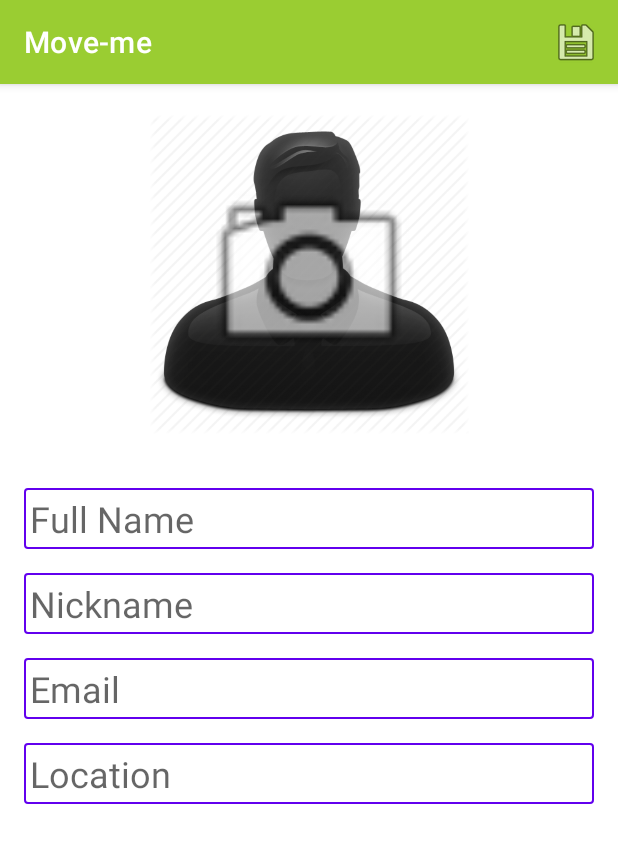
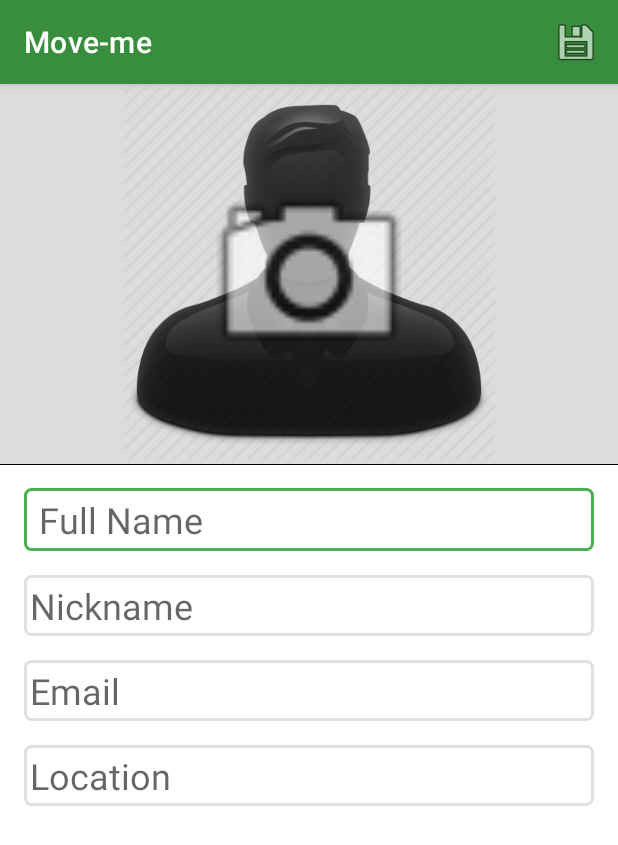
Before and after one commit to N-O-E-D/CarPooling, an Android app: the EditProfileActivity screen opened directly, with no data from a screen before it, on a phone screen of 412 x 824 dp. Shown: the top 845 px of the screen. Run offline under Robolectric (Android 15) with nearby library versions, the phone set to English and light mode, and no system bars.

Commit message:
updated graphical design

```diff
--- a/Lab/Lab1/app/src/main/java/it/polito/mad/group08/carpooling/EditProfileActivity.kt
+++ b/Lab/Lab1/app/src/main/java/it/polito/mad/group08/carpooling/EditProfileActivity.kt
@@ -69,6 +69,20 @@ class EditProfileActivity : AppCompatActivity() {
         retrieveUserImage()
     }
 
+    override fun onResume() {
+        super.onResume()
+        listOf(fullNameET, nicknameET, emailET, locationET).map{
+            it.setOnFocusChangeListener { v , hasFocus ->
+                if(hasFocus){
+                    v.setBackgroundResource(R.drawable.focus_border_style)
+                }
+                else{
+                    v.setBackgroundResource(R.drawable.lost_focus_style)
+                }
+            }
+        }
+
+    }
     // Creates a temp file in which will be stored a new picture
     @Throws(IOException::class)
     private fun createImageFile(): File {
--- a/Lab/Lab1/app/src/main/res/drawable/edit_text_style.xml
+++ /dev/null
@@ -1,13 +0,0 @@
-<?xml version="1.0" encoding="utf-8"?>
-<shape xmlns:android="http://schemas.android.com/apk/res/android" >
-
-    <!-- Background Color -->
-    <solid android:color="#ffffff" />
-
-    <!-- Border Color -->
-    <stroke android:width="1dp" android:color="@color/purple_500" />
-
-    <!-- Round Corners -->
-    <corners android:radius="2dp" />
-
-</shape>
--- /dev/null
+++ b/Lab/Lab1/app/src/main/res/drawable/focus_border_style.xml
@@ -0,0 +1,17 @@
+<?xml version="1.0" encoding="utf-8"?>
+<shape xmlns:android="http://schemas.android.com/apk/res/android" android:thickness="0dp" android:shape="rectangle">
+
+    <solid android:color="#ffffff" />
+
+    <stroke android:width="2dp"
+        android:color="#4CAF50"/>
+
+    <corners android:radius="4dp"
+        />
+
+    <padding android:left="10dp"
+        android:top="5dp"
+        android:right="10dp"
+        android:bottom="5dp"/>
+
+</shape>
--- /dev/null
+++ b/Lab/Lab1/app/src/main/res/drawable/lost_focus_style.xml
@@ -0,0 +1,18 @@
+<?xml version="1.0" encoding="utf-8"?>
+
+<shape xmlns:android="http://schemas.android.com/apk/res/android" android:thickness="0dp" android:shape="rectangle">
+
+<solid android:color="#ffffff" />
+
+<stroke android:width="2dp"
+    android:color="#E0E0E0"/>
+
+<corners android:radius="4dp"
+    />
+
+<padding android:left="10dp"
+    android:top="5dp"
+    android:right="10dp"
+    android:bottom="5dp"/>
+
+</shape>
--- a/Lab/Lab1/app/src/main/res/layout-land/activity_edit_profile.xml
+++ b/Lab/Lab1/app/src/main/res/layout-land/activity_edit_profile.xml
@@ -6,22 +6,26 @@
     android:layout_height="match_parent"
     tools:context=".ShowProfileActivity">
 
+    <View
+        android:layout_width="1dp"
+        android:layout_height="wrap_content"
+        android:background="#000000"
+        app:layout_constraintBottom_toBottomOf="parent"
+        app:layout_constraintEnd_toStartOf="@+id/verticalGuideline"
+        app:layout_constraintStart_toStartOf="@+id/verticalGuideline"
+        app:layout_constraintTop_toTopOf="parent" />
 
     <ImageView
         android:id="@+id/photoImage"
         android:layout_width="0dp"
         android:layout_height="0dp"
-        android:layout_marginStart="16dp"
-        android:layout_marginLeft="16dp"
-        android:layout_marginTop="16dp"
-        android:layout_marginEnd="8dp"
-        android:layout_marginRight="8dp"
-        android:layout_marginBottom="16dp"
+        android:background="#DCDCDC"
+        android:paddingLeft="16dp"
+        android:paddingRight="16dp"
         android:autofillHints=""
         android:contentDescription="@string/photo"
         app:layout_constraintBottom_toBottomOf="parent"
-        app:layout_constraintDimensionRatio="1:1"
-        app:layout_constraintEnd_toStartOf="@+id/guideline3"
+        app:layout_constraintEnd_toStartOf="@+id/verticalGuideline"
         app:layout_constraintStart_toStartOf="parent"
         app:layout_constraintTop_toTopOf="parent"
         app:srcCompat="@drawable/photo_default"
@@ -31,8 +35,8 @@
         android:id="@+id/fullNameET"
         android:layout_width="0dp"
         android:layout_height="wrap_content"
-        android:layout_marginStart="8dp"
-        android:layout_marginLeft="8dp"
+        android:layout_marginStart="16dp"
+        android:layout_marginLeft="16dp"
         android:layout_marginTop="16dp"
         android:layout_marginEnd="16dp"
         android:layout_marginRight="16dp"
@@ -40,9 +44,10 @@
         android:inputType="textAutoCorrect|textPersonName|textCapWords"
         android:autofillHints=""
         android:hint="@string/fullName"
+        android:background="@drawable/lost_focus_style"
         app:layout_constraintBottom_toTopOf="@+id/nicknameET"
         app:layout_constraintEnd_toEndOf="parent"
-        app:layout_constraintStart_toStartOf="@+id/guideline3"
+        app:layout_constraintStart_toStartOf="@+id/verticalGuideline"
         app:layout_constraintTop_toTopOf="parent"
         app:layout_constraintVertical_chainStyle="packed" />
 
@@ -55,6 +60,7 @@
         android:inputType="text"
         android:autofillHints=""
         android:hint="@string/nickname"
+        android:background="@drawable/lost_focus_style"
         app:layout_constraintBottom_toTopOf="@+id/emailET"
         app:layout_constraintEnd_toEndOf="@+id/fullNameET"
         app:layout_constraintStart_toStartOf="@+id/fullNameET"
@@ -70,6 +76,7 @@
         android:inputType="textEmailAddress"
         android:autofillHints=""
         android:hint="@string/email"
+        android:background="@drawable/lost_focus_style"
         app:layout_constraintBottom_toTopOf="@+id/locationET"
         app:layout_constraintEnd_toEndOf="@+id/nicknameET"
         app:layout_constraintStart_toStartOf="@+id/nicknameET"
@@ -84,6 +91,7 @@
         android:inputType="text|textPostalAddress"
         android:autofillHints=""
         android:hint="@string/location"
+        android:background="@drawable/lost_focus_style"
         app:layout_constraintBottom_toBottomOf="parent"
         app:layout_constraintEnd_toEndOf="@+id/emailET"
         app:layout_constraintStart_toStartOf="@+id/emailET"
@@ -106,7 +114,7 @@
         android:contentDescription="@string/change_photo" />
 
     <androidx.constraintlayout.widget.Guideline
-        android:id="@+id/guideline3"
+        android:id="@+id/verticalGuideline"
         android:layout_width="wrap_content"
         android:layout_height="wrap_content"
         android:orientation="vertical"
--- a/Lab/Lab1/app/src/main/res/layout/activity_edit_profile.xml
+++ b/Lab/Lab1/app/src/main/res/layout/activity_edit_profile.xml
@@ -14,19 +14,25 @@
         android:orientation="horizontal"
         app:layout_constraintGuide_percent="0.33" />
 
+    <View
+        android:layout_width="wrap_content"
+        android:layout_height="1dp"
+        android:background="#000000"
+        app:layout_constraintBottom_toTopOf="@+id/horizontalGuideline"
+        app:layout_constraintEnd_toEndOf="parent"
+        app:layout_constraintStart_toStartOf="parent"
+        app:layout_constraintTop_toTopOf="@+id/horizontalGuideline" />
+
+
     <ImageView
         android:id="@+id/photoImage"
+        android:background="#DCDCDC"
+        android:paddingLeft="16dp"
+        android:paddingRight="16dp"
         android:layout_width="0dp"
         android:layout_height="0dp"
-        android:layout_marginStart="16dp"
-        android:layout_marginLeft="16dp"
-        android:layout_marginTop="16dp"
-        android:layout_marginEnd="16dp"
-        android:layout_marginRight="16dp"
-        android:layout_marginBottom="16dp"
         android:contentDescription="@string/photo"
         app:layout_constraintBottom_toTopOf="@+id/horizontalGuideline"
-        app:layout_constraintDimensionRatio="16:9"
         app:layout_constraintEnd_toEndOf="parent"
         app:layout_constraintStart_toStartOf="parent"
         app:layout_constraintTop_toTopOf="parent"
@@ -44,7 +50,7 @@
         android:layout_marginEnd="16dp"
         android:layout_marginRight="16dp"
         android:autofillHints=""
-        android:background="@drawable/edit_text_style"
+        android:background="@drawable/lost_focus_style"
         android:ems="10"
         android:hint="@string/fullName"
         android:inputType="textAutoCorrect|textPersonName|textCapWords"
@@ -62,7 +68,7 @@
         android:layout_height="wrap_content"
         android:layout_marginTop="16dp"
         android:autofillHints=""
-        android:background="@drawable/edit_text_style"
+        android:background="@drawable/lost_focus_style"
         android:ems="10"
         android:hint="@string/nickname"
         android:inputType="text"
@@ -79,7 +85,7 @@
         android:layout_height="wrap_content"
         android:layout_marginTop="16dp"
         android:autofillHints=""
-        android:background="@drawable/edit_text_style"
+        android:background="@drawable/lost_focus_style"
         android:ems="10"
         android:hint="@string/email"
         android:inputType="textEmailAddress"
@@ -96,7 +102,7 @@
         android:layout_height="wrap_content"
         android:layout_marginTop="16dp"
         android:autofillHints=""
-        android:background="@drawable/edit_text_style"
+        android:background="@drawable/lost_focus_style"
         android:ems="10"
         android:hint="@string/location"
         android:inputType="text|textPostalAddress"
--- a/Lab/Lab1/app/src/main/res/values/themes.xml
+++ b/Lab/Lab1/app/src/main/res/values/themes.xml
@@ -3,8 +3,8 @@
     <style name="Theme.CarPooling" parent="Theme.MaterialComponents.DayNight.DarkActionBar">
         <!-- Primary brand color. -->
         <item name="android:windowFullscreen">true</item>
-        <item name="colorPrimary">#9ACD32</item>
-        <item name="colorPrimaryVariant">#9ACD32</item>
+        <item name="colorPrimary">#388E3C</item>
+        <item name="colorPrimaryVariant">#388E3C</item>
         <item name="colorOnPrimary">@color/white</item>
         <!-- Secondary brand color. -->
         <item name="colorSecondary">@color/teal_200</item>
```
Also changed, not shown: Lab/Lab1/app/src/main/res/layout-land/activity_main.xml (+16 -12 lines), Lab/Lab1/app/src/main/res/layout/activity_main.xml (+11 -7 lines).
